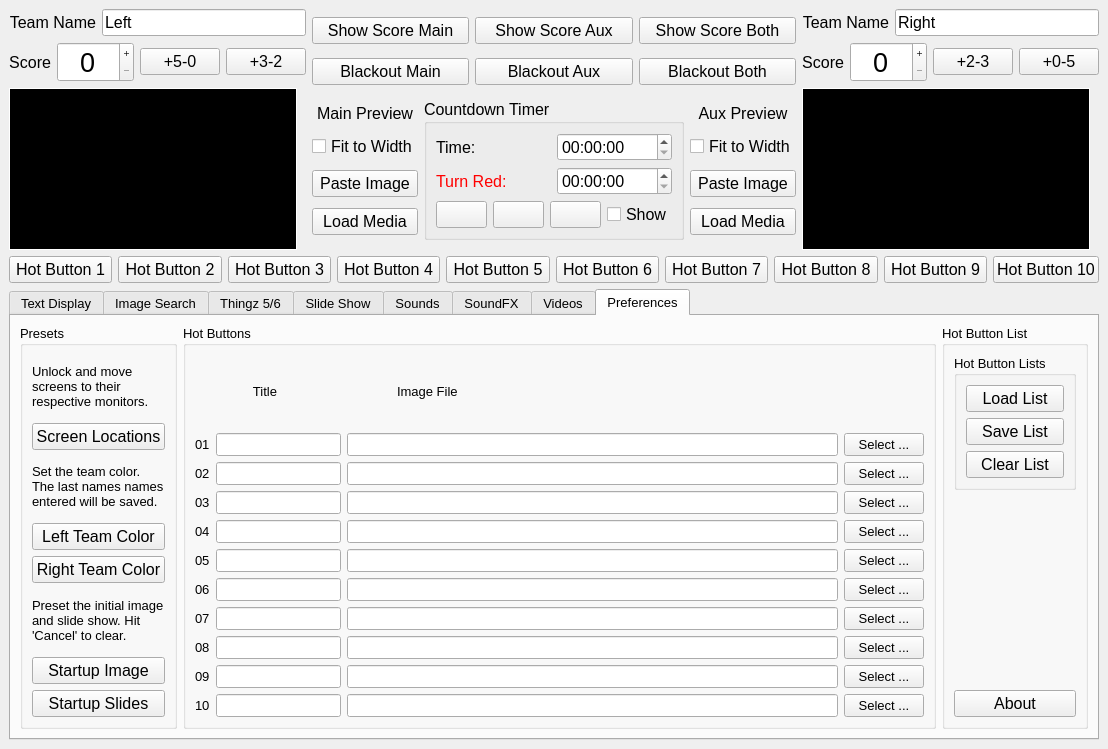
This is ImproTronControlPanel.ui in guywinterbotham/ImproTron as Qt 5 draws it before an edit. The edited form follows.
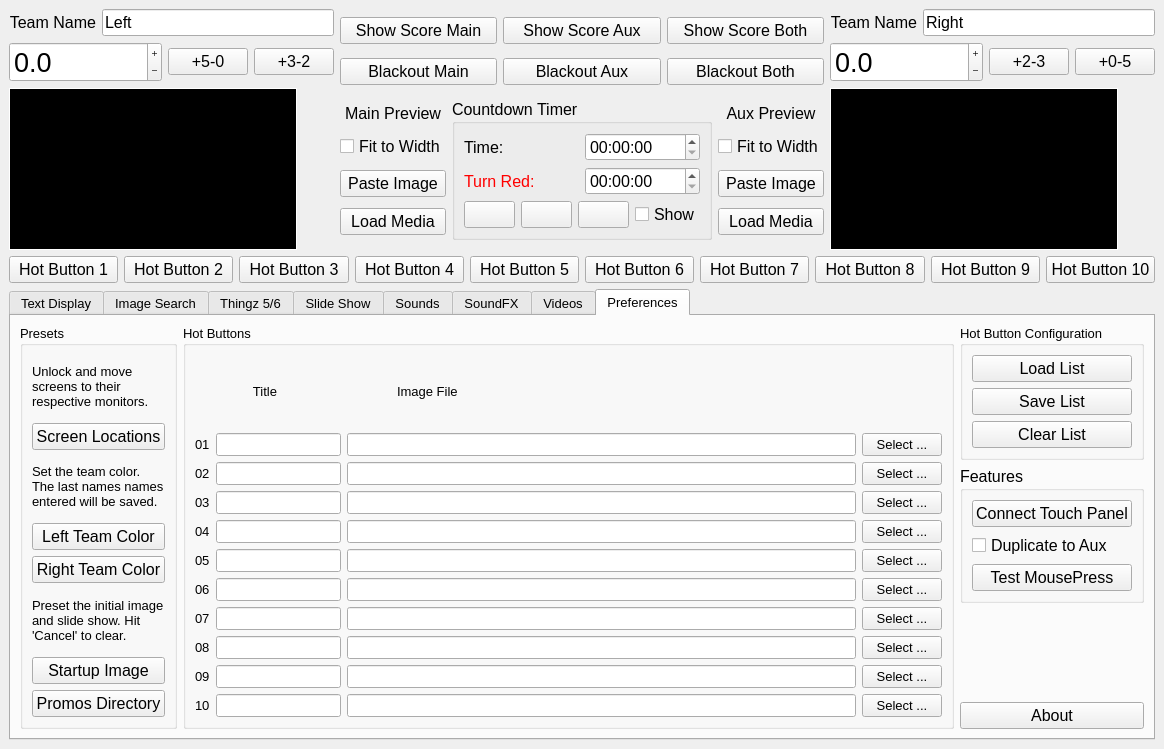
This is the edited form. The open tabs and pages were chosen to show the change. Icons and pictures are not drawn.

Commit message: team name and score scaling, TOuch Portal, promos and more

```diff
--- a/ImproTronControlPanel.ui
+++ b/ImproTronControlPanel.ui
@@ -89,41 +89,23 @@
         <item>
          <layout class="QHBoxLayout" name="leftScoreHL">
           <item>
-           <widget class="QLabel" name="leftScoreLbl">
-            <property name="font">
-             <font>
-              <pointsize>12</pointsize>
-             </font>
-            </property>
-            <property name="text">
-             <string>Score</string>
-            </property>
-            <property name="alignment">
-             <set>Qt::AlignRight|Qt::AlignTrailing|Qt::AlignVCenter</set>
-            </property>
-           </widget>
-          </item>
-          <item>
-           <widget class="QSpinBox" name="teamScoreLeft">
-            <property name="sizePolicy">
-             <sizepolicy hsizetype="Fixed" vsizetype="Fixed">
-              <horstretch>0</horstretch>
-              <verstretch>0</verstretch>
-             </sizepolicy>
-            </property>
+           <widget class="QDoubleSpinBox" name="teamScoreLeft">
             <property name="font">
              <font>
               <pointsize>20</pointsize>
              </font>
             </property>
-            <property name="alignment">
-             <set>Qt::AlignCenter</set>
-            </property>
             <property name="buttonSymbols">
              <enum>QAbstractSpinBox::PlusMinus</enum>
             </property>
+            <property name="decimals">
+             <number>1</number>
+            </property>
+            <property name="minimum">
+             <double>-1000000.000000000000000</double>
+            </property>
             <property name="maximum">
-             <number>999</number>
+             <double>1000000.000000000000000</double>
             </property>
            </widget>
           </item>
@@ -466,6 +448,12 @@
                  </item>
                  <item>
                   <widget class="QCheckBox" name="timerVisibleMainCB">
+                   <property name="sizePolicy">
+                    <sizepolicy hsizetype="Minimum" vsizetype="Fixed">
+                     <horstretch>0</horstretch>
+                     <verstretch>0</verstretch>
+                    </sizepolicy>
+                   </property>
                    <property name="text">
                     <string>Show</string>
                    </property>
@@ -579,41 +567,23 @@
         <item>
          <layout class="QHBoxLayout" name="rightScoreHL">
           <item>
-           <widget class="QLabel" name="rightScoreLbl">
-            <property name="font">
-             <font>
-              <pointsize>12</pointsize>
-             </font>
-            </property>
-            <property name="text">
-             <string>Score</string>
-            </property>
-            <property name="alignment">
-             <set>Qt::AlignRight|Qt::AlignTrailing|Qt::AlignVCenter</set>
-            </property>
-           </widget>
-          </item>
-          <item>
-           <widget class="QSpinBox" name="teamScoreRight">
-            <property name="sizePolicy">
-             <sizepolicy hsizetype="Fixed" vsizetype="Fixed">
-              <horstretch>0</horstretch>
-              <verstretch>0</verstretch>
-             </sizepolicy>
-            </property>
+           <widget class="QDoubleSpinBox" name="teamScoreRight">
             <property name="font">
              <font>
               <pointsize>20</pointsize>
              </font>
             </property>
-            <property name="alignment">
-             <set>Qt::AlignCenter</set>
-            </property>
             <property name="buttonSymbols">
              <enum>QAbstractSpinBox::PlusMinus</enum>
             </property>
+            <property name="decimals">
+             <number>1</number>
+            </property>
+            <property name="minimum">
+             <double>-1000000.000000000000000</double>
+            </property>
             <property name="maximum">
-             <number>999</number>
+             <double>1000000.000000000000000</double>
             </property>
            </widget>
           </item>
@@ -4059,7 +4029,7 @@
                 </font>
                </property>
                <property name="text">
-                <string>Startup Slides</string>
+                <string>Promos Directory</string>
                </property>
               </widget>
              </item>
@@ -4522,23 +4492,11 @@
          </widget>
         </item>
         <item>
-         <widget class="QGroupBox" name="buttonManGB">
-          <property name="sizePolicy">
-           <sizepolicy hsizetype="Maximum" vsizetype="Preferred">
-            <horstretch>0</horstretch>
-            <verstretch>0</verstretch>
-           </sizepolicy>
-          </property>
-          <property name="title">
-           <string>Hot Button List</string>
-          </property>
-          <layout class="QVBoxLayout" name="verticalLayout_6">
-           <item>
             <layout class="QVBoxLayout" name="buttonListsVL">
              <item>
               <widget class="QGroupBox" name="hotButtonListsGB">
                <property name="title">
-                <string>Hot Button Lists</string>
+             <string>Hot Button Configuration</string>
                </property>
                <layout class="QVBoxLayout" name="hotButtonListsVL">
                 <item>
@@ -4580,6 +4538,58 @@
                </layout>
               </widget>
              </item>
+          <item>
+           <widget class="QGroupBox" name="featureToggleGB">
+            <property name="sizePolicy">
+             <sizepolicy hsizetype="Minimum" vsizetype="Preferred">
+              <horstretch>0</horstretch>
+              <verstretch>0</verstretch>
+             </sizepolicy>
+            </property>
+            <property name="minimumSize">
+             <size>
+              <width>0</width>
+              <height>50</height>
+             </size>
+            </property>
+            <property name="font">
+             <font>
+              <pointsize>12</pointsize>
+             </font>
+            </property>
+            <property name="title">
+             <string>Features</string>
+            </property>
+            <layout class="QVBoxLayout" name="verticalLayout_2">
+             <item>
+              <widget class="QPushButton" name="touchPanelConPB">
+               <property name="text">
+                <string>Connect Touch Panel</string>
+               </property>
+              </widget>
+             </item>
+             <item>
+              <widget class="QCheckBox" name="copytoAuxCB">
+               <property name="font">
+                <font>
+                 <pointsize>12</pointsize>
+                </font>
+               </property>
+               <property name="text">
+                <string>Duplicate to Aux</string>
+               </property>
+              </widget>
+             </item>
+             <item>
+              <widget class="QPushButton" name="testMousePressPB">
+               <property name="text">
+                <string>Test MousePress</string>
+               </property>
+              </widget>
+             </item>
+            </layout>
+           </widget>
+          </item>
              <item>
               <spacer name="buttonVS">
                <property name="orientation">
@@ -4615,9 +4625,6 @@
            </item>
           </layout>
          </widget>
-        </item>
-       </layout>
-      </widget>
      </widget>
     </item>
    </layout>
```
Left out of the diff: 18 changed lines with no effect on the pictures. Lines whose indentation alone changed are shown as unchanged. The commit also changes 5 other files.
